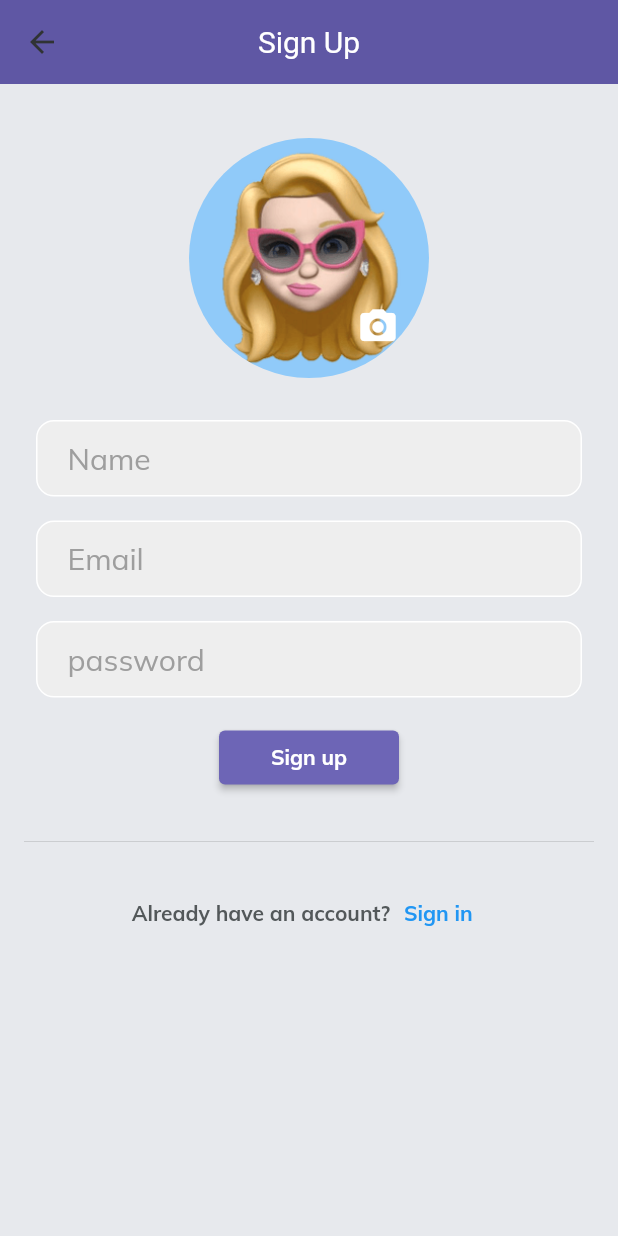
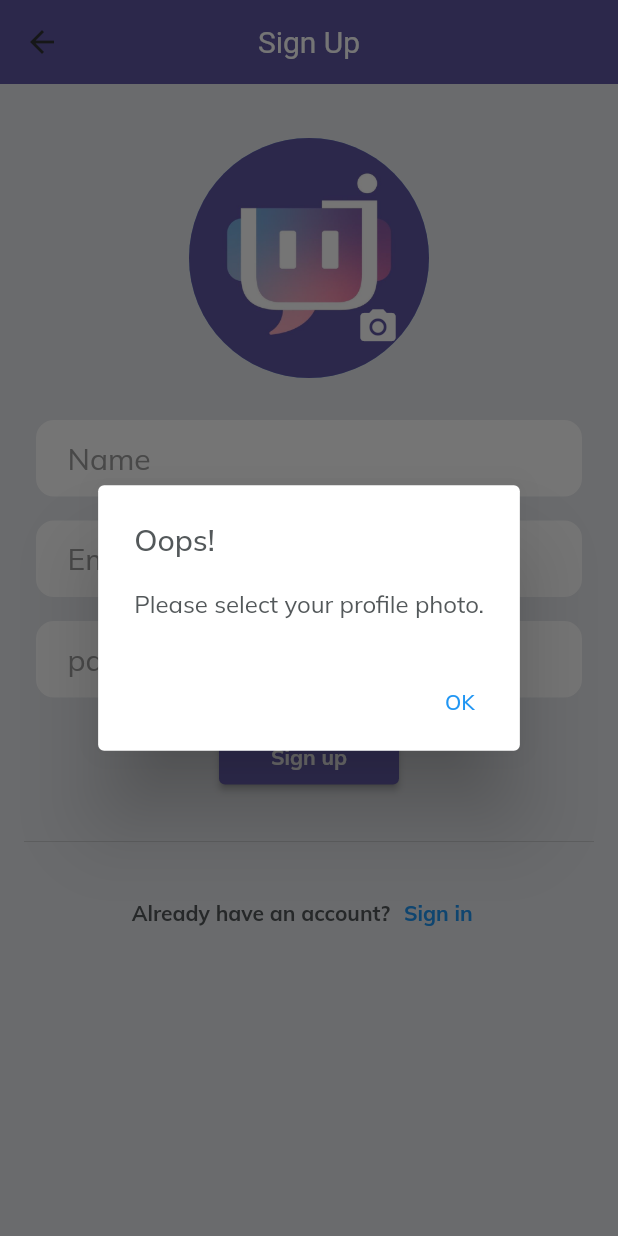
Before and after one commit to UoB-IBM-TextMessaging-Team/ar_ai_textmessaging_main, a Flutter app: the SignUpScreen screen opened directly, after a tap on "Sign up", on a phone screen of 412 x 824 dp. Run offline on Flutter 3.47's test engine with Material 2 defaults, Android fonts, the phone set to English and light mode, and no system bars; our stand-ins replace cached_network_image, cloud_firestore, cloud_functions, faker, firebase_auth, firebase_core and 8 more; missing offline and left inert: algolia, stream_chat_flutter_core; accounts and stored records are empty.

Commit message:
Page order fix

```diff
--- a/lib/screens/sign_in_screen.dart
+++ b/lib/screens/sign_in_screen.dart
@@ -66,7 +66,8 @@ class _SignInScreenState extends State<SignInScreen> {
         );
 
         // Navigate to home screen
-        await Navigator.of(context).pushReplacement(HomePage.route);
+        await Navigator.of(context).pushAndRemoveUntil(HomePage.route, (Route<dynamic> route) => false);
+        //await Navigator.of(context).pushReplacement(HomePage.route);
       } on firebase.FirebaseAuthException catch (e) {
         ScaffoldMessenger.of(context).showSnackBar(
           SnackBar(content: Text(e.message ?? 'Auth error')),
--- a/lib/screens/sign_up_screen.dart
+++ b/lib/screens/sign_up_screen.dart
@@ -279,6 +279,7 @@ import 'package:firebase_auth/firebase_auth.dart' as firebase;
 import 'package:firebase_storage/firebase_storage.dart' as firebase_storage;
 import 'package:firebase_auth/firebase_auth.dart';
 import 'package:flutter/material.dart';
+import 'package:flutter/services.dart';
 import 'package:flutter_image_compress/flutter_image_compress.dart';
 import 'package:image_picker/image_picker.dart';
 import 'package:path_provider/path_provider.dart';
@@ -320,23 +321,27 @@ class _SignUpScreenState extends State<SignUpScreen> {
   // final user = FirebaseAuth.instance.currentUser?.email;
   // final useremail = FirebaseAuth.instance.currentUser?.email;
 
-  //gallery image picker
+  Future<void> _signUp() async {
+    if (_photo == null) {
+      showDialog(
+        context: context,
+        builder: (context) => AlertDialog(
+          title: Text('Oops!'),
+          content: const Text('Please select your profile photo.'),
+          actions: [
+            TextButton(
+              child: Text("OK"),
+              onPressed: () {
+                Navigator.of(context).pop();
+              },
+            )
+          ],
+        ),
+      );
+      return;
+    }
 
-  Future<void> _signUp() async {
-    if (_photo == null) return;
     //storage
-
-    /*
-
-    // Compress the image
-    String dir = (await getTemporaryDirectory()).path;
-    File compressFile = new File('$dir/lastProfileCompressed.jpeg');
-    await FlutterImageCompress.compressAndGetFile(
-      _photo!.path, compressFile.path,format: CompressFormat.jpeg,
-      quality: 5,
-    );
-    */
-
     final destination = 'profilePicture/${_nameController.text}';
     try {
       final ref = firebase_storage.FirebaseStorage.instance
@@ -417,7 +422,8 @@ class _SignUpScreenState extends State<SignUpScreen> {
         );
 
         // Navigate to home screen
-        await Navigator.of(context).pushReplacement(HomePage.route);
+        await Navigator.of(context).pushAndRemoveUntil(HomePage.route, (Route<dynamic> route) => false);
+        //await Navigator.of(context).pushReplacement(HomePage.route);
       } on firebase.FirebaseAuthException catch (e) {
         ScaffoldMessenger.of(context).showSnackBar(
           SnackBar(content: Text(e.message ?? 'Auth error')),
@@ -512,7 +518,7 @@ class _SignUpScreenState extends State<SignUpScreen> {
                           padding: const EdgeInsets.all(8.0),
                           child: Container(
                             decoration: BoxDecoration(
-                              color: Colors.grey[200],
+                              color: Theme.of(context).bottomAppBarColor,
                               border: Border.all(color: Colors.white),
                               borderRadius: BorderRadius.circular(12),
                             ),
@@ -539,7 +545,7 @@ class _SignUpScreenState extends State<SignUpScreen> {
                           padding: const EdgeInsets.all(8.0),
                           child: Container(
                             decoration: BoxDecoration(
-                              color: Colors.grey[200],
+                              color: Theme.of(context).bottomAppBarColor,
                               border: Border.all(color: Colors.white),
                               borderRadius: BorderRadius.circular(12),
                             ),
@@ -563,7 +569,7 @@ class _SignUpScreenState extends State<SignUpScreen> {
                         padding: const EdgeInsets.all(8.0),
                         child: Container(
                           decoration: BoxDecoration(
-                            color: Colors.grey[200],
+                            color: Theme.of(context).bottomAppBarColor,
                             border: Border.all(color: Colors.white),
                             borderRadius: BorderRadius.circular(12),
                           ),
@@ -736,7 +742,7 @@ class _SignUpScreenState extends State<SignUpScreen> {
     print(_photo);
     //沒upload，之前也沒換過照片
     if (_photo == null) {
-      return const AssetImage('assets/images/user1.png');
+      return const AssetImage('assets/logos/app_logo.jpg');
     } else {
       //新upload到照片
       return FileImage(File(_photo!.path));
--- a/lib/screens/user_profile_screen.dart
+++ b/lib/screens/user_profile_screen.dart
@@ -27,7 +27,7 @@ class _UserProfileState extends State<UserProfile> {
   final useremail = FirebaseAuth.instance.currentUser?.email;
   choosePic() {
     if (picture == "") {
-      return const AssetImage('assets/images/user1.png');
+      return const AssetImage('assets/logos/app_logo_bw.jpg');
     } else {
       return NetworkImage(picture);
     }
--- a/lib/screens/user_setting.dart
+++ b/lib/screens/user_setting.dart
@@ -293,7 +293,7 @@ class _UserSettingState extends State<UserSetting> {
   choosePic() {
     //沒upload，之前也沒換過照片
     if (picture == "" && _photo == null) {
-      return const AssetImage('assets/images/user1.png');
+      return const AssetImage('assets/logos/app_logo_bw.jpg');
     } else if (_photo == null) {
       // 沒upload照片 從firebase store找之前的
       return NetworkImage(picture);
```
Also changed, not shown: assets/logos/app_logo_bw.jpg (added).
